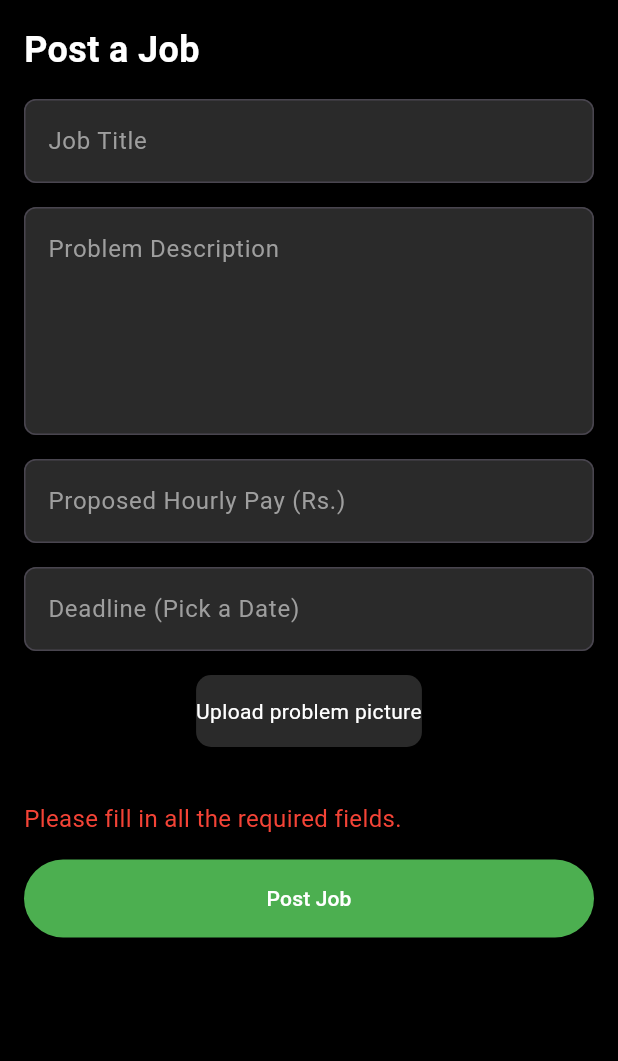
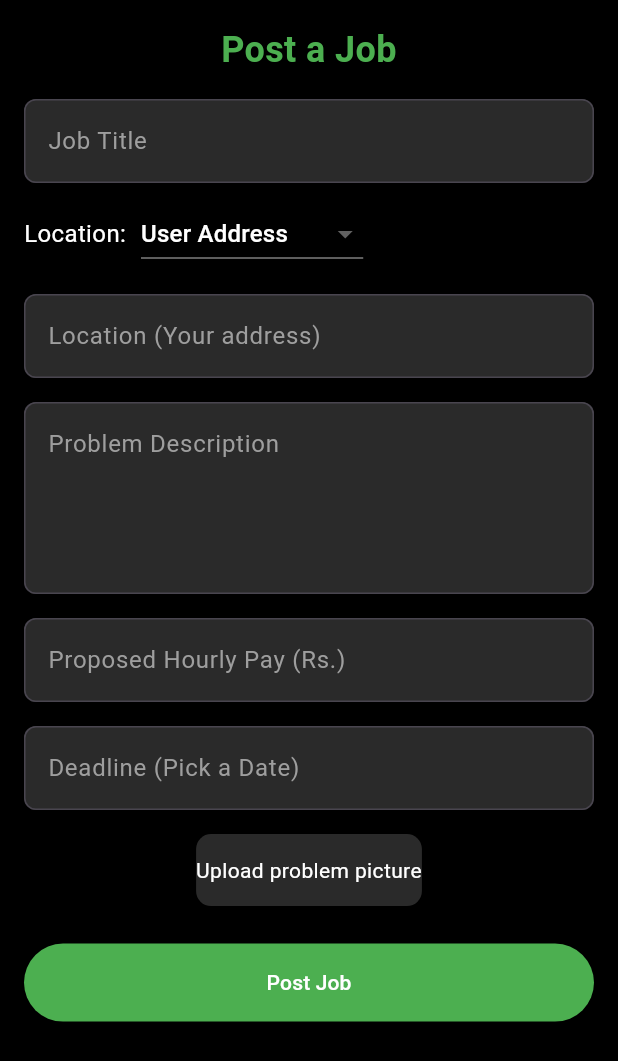
Before and after one commit to timsinadipesh/GigHire, a Flutter app: the JobPostingScreen screen opened by its route, after a tap on "Post Job", on a phone screen of 412 x 824 dp. Shown: the top 1061 px of the screen. Run offline on Flutter 3.47's test engine with Material 3 defaults, Android fonts, the phone set to English and light mode, and no system bars; our stand-ins replace cached_network_image, cloud_firestore, firebase_auth, firebase_core, firebase_storage, image_picker; accounts and stored records are empty; Roboto replaces fonts that are missing (Arial).

Commit message:
@client: job posting v2

```diff
--- a/lib/client/job_posting.dart
+++ b/lib/client/job_posting.dart
@@ -21,12 +21,21 @@ class _JobPostingScreenState extends State<JobPostingScreen> {
   final TextEditingController _problemDescriptionController = TextEditingController();
   final TextEditingController _hourlyPayController = TextEditingController();
   final TextEditingController _deadlineController = TextEditingController();
+  final TextEditingController _locationController = TextEditingController();
   final List<File> _selectedImages = [];
   List<String?> _selectedImagesUrls = [];
   final int maxImages = 5;
 
   bool _isLoading = false;
   String _errorMessage = '';
+  String _locationOption = 'user_address';
+  String _userAddress = '';
+
+  @override
+  void initState() {
+    super.initState();
+    _loadUserLocation();
+  }
 
   Future<void> _pickImage() async {
     if (_selectedImages.length < maxImages) {
@@ -64,12 +73,48 @@ class _JobPostingScreenState extends State<JobPostingScreen> {
     }
   }
 
+  Future<void> _loadUserLocation() async {
+    try {
+      // Fetch the user's location from the 'workers' collection
+      DocumentSnapshot userDoc = await _firestore.collection('clients').doc(globalUserId).get();
+
+      if (userDoc.exists) {
+        String userAddress = userDoc['address'] ?? 'No address available';  // Use a default value if address is missing
+        setState(() {
+          _userAddress = userAddress;
+          _locationController.text = userAddress;  // Prefill the location field with the user's address
+        });
+      }
+    } catch (e) {
+      setState(() {
+        _errorMessage = 'Failed to load user location: $e';
+      });
+    }
+  }
+
+  // Function to update location based on selection
+  void _updateLocation() {
+    switch (_locationOption) {
+      case 'user_address':
+        _locationController.text = _userAddress;
+        break;
+      case 'remote':
+        _locationController.text = 'Remote';
+        break;
+      case 'custom':
+        _locationController.clear(); // Clear the location field for custom input
+        break;
+      default:
+        break;
+    }
+  }
+
   @override
   Widget build(BuildContext context) {
     return Scaffold(
       backgroundColor: Colors.black,
       body: SafeArea(
-        child: SingleChildScrollView(  // <-- Wrap the entire column with SingleChildScrollView
+        child: SingleChildScrollView(
           child: Padding(
             padding: const EdgeInsets.all(16.0),
             child: Column(
@@ -78,10 +123,11 @@ class _JobPostingScreenState extends State<JobPostingScreen> {
                 Text(
                   'Post a Job',
                   style: TextStyle(
-                    color: Colors.white,
+                    color: Color(0xFF4CAF50),
                     fontSize: 24.0,
                     fontWeight: FontWeight.bold,
                   ),
+                  textAlign: TextAlign.center,
                 ),
                 SizedBox(height: 16.0),
                 TextField(
@@ -98,11 +144,65 @@ class _JobPostingScreenState extends State<JobPostingScreen> {
                     fillColor: Color(0xFF2A2A2A),
                   ),
                 ),
+
+                // Location Selection Section
+                SizedBox(height: 10.0),
+                Row(
+                  children: [
+                    Text(
+                      'Location:',
+                      style: TextStyle(color: Colors.white, fontSize: 16.0),
+                    ),
+                    SizedBox(width: 10.0),
+                    DropdownButton<String>(
+                      value: _locationOption,
+                      onChanged: (String? newValue) {
+                        setState(() {
+                          _locationOption = newValue!;
+                          _updateLocation();
+                        });
+                      },
+                      items: <String>['custom', 'user_address', 'remote']
+                          .map<DropdownMenuItem<String>>((String value) {
+                        return DropdownMenuItem<String>(
+                          value: value,
+                          child: Text(
+                            value == 'custom' ? 'Custom Location' :
+                            value == 'user_address' ? 'User Address' : 'Remote',
+                            style: TextStyle(color: Colors.white),
+                          ),
+                        );
+                      }).toList(),
+                      dropdownColor: Color(0xFF2A2A2A),
+                    ),
+                  ],
+                ),
+
+                // Display location text field
+                SizedBox(height: 16.0),
+                TextField(
+                  controller: _locationController,
+                  style: TextStyle(color: Colors.white),
+                  decoration: InputDecoration(
+                    hintText: _locationOption == 'user_address'
+                        ? 'Location (Your address)'
+                        : 'Location',
+                    hintStyle: TextStyle(color: Colors.grey),
+                    suffixText: _locationOption == 'user_address' ? '(Your address)' : null,
+                    border: OutlineInputBorder(
+                      borderRadius: BorderRadius.circular(8.0),
+                      borderSide: BorderSide(color: Colors.grey),
+                    ),
+                    filled: true,
+                    fillColor: Color(0xFF2A2A2A),
+                  ),
+                ),
+
                 SizedBox(height: 16.0),
                 TextField(
                   controller: _problemDescriptionController,
                   style: TextStyle(color: Colors.white),
-                  maxLines: 5,
+                  maxLines: 4,
                   decoration: InputDecoration(
                     hintText: 'Problem Description',
                     hintStyle: TextStyle(color: Colors.grey),
@@ -114,6 +214,7 @@ class _JobPostingScreenState extends State<JobPostingScreen> {
                     fillColor: Color(0xFF2A2A2A),
                   ),
                 ),
+
                 SizedBox(height: 16.0),
                 TextField(
                   controller: _hourlyPayController,
@@ -130,6 +231,7 @@ class _JobPostingScreenState extends State<JobPostingScreen> {
                     fillColor: Color(0xFF2A2A2A),
                   ),
                 ),
+
                 SizedBox(height: 16.0),
                 TextField(
                   controller: _deadlineController,
@@ -194,16 +296,7 @@ class _JobPostingScreenState extends State<JobPostingScreen> {
                   ],
                 ),
 
-                SizedBox(height: 16.0),
-                if (_errorMessage.isNotEmpty)
-                  Text(
-                    _errorMessage,
-                    style: TextStyle(
-                      color: Colors.red,
-                      fontSize: 16.0,
-                    ),
-                  ),
-                SizedBox(height: 16.0),
+                SizedBox(height: 5.0),
                 ElevatedButton(
                   onPressed: _isLoading ? null : _postJob,
                   style: ElevatedButton.styleFrom(
@@ -225,7 +318,7 @@ class _JobPostingScreenState extends State<JobPostingScreen> {
     );
   }
 
-  // This function will allow the user to pick a future date
+// This function will allow the user to pick a future date
   Future<void> _selectDate() async {
     final DateTime currentDate = DateTime.now();
     final DateTime selectedDate = await showDatePicker(
@@ -249,8 +342,9 @@ class _JobPostingScreenState extends State<JobPostingScreen> {
     String problemDescription = _problemDescriptionController.text.trim();
     String hourlyPay = _hourlyPayController.text.trim();
     String deadline = _deadlineController.text.trim();
+    String location = _locationController.text.trim();  // Get the location
 
-    if (jobTitle.isEmpty || problemDescription.isEmpty || hourlyPay.isEmpty || deadline.isEmpty) {
+    if (jobTitle.isEmpty || problemDescription.isEmpty || hourlyPay.isEmpty || deadline.isEmpty || location.isEmpty) {
       setState(() {
         _isLoading = false;
         _errorMessage = 'Please fill in all the required fields.';
@@ -275,6 +369,7 @@ class _JobPostingScreenState extends State<JobPostingScreen> {
         'problemDescription': problemDescription,
         'hourlyPay': hourlyPay,
         'deadline': deadline,
+        'location': location,  // Store the location
         'images': uploadedImageUrls,  // Store the uploaded image URLs
         'postedAt': FieldValue.serverTimestamp(),  // Timestamp of when the job was posted
         'userId': globalUserId,
@@ -297,6 +392,7 @@ class _JobPostingScreenState extends State<JobPostingScreen> {
       _problemDescriptionController.clear();
       _hourlyPayController.clear();
       _deadlineController.clear();
+      _locationController.clear();  // Clear location field
       setState(() {
         _selectedImages.clear();  // Clear selected images
       });
--- a/lib/worker/worker_home.dart
+++ b/lib/worker/worker_home.dart
@@ -20,18 +20,25 @@ class _WorkerHomeScreenState extends State<WorkerHomeScreen> {
       _selectedIndex = index;
     });
 
-    // Add navigation logic based on the selected index
     switch (index) {
       case 0:
       // Already on home screen, do nothing
         break;
       case 1:
       // Navigate to search screen
-        Navigator.pushNamed(context, '/search');
+        Navigator.pushNamed(context, '/search').then((_) {
+          setState(() {
+            _selectedIndex = 0;  // Reset to Home after returning from search page
+          });
+        });
         break;
       case 2:
       // Navigate to profile screen
-        Navigator.pushNamed(context, '/worker_profile');
+        Navigator.pushNamed(context, '/worker_profile').then((_) {
+          setState(() {
+            _selectedIndex = 0;  // Reset to Home after returning from profile page
+          });
+        });
         break;
     }
   }
```
Also changed, not shown: 1 other file.
